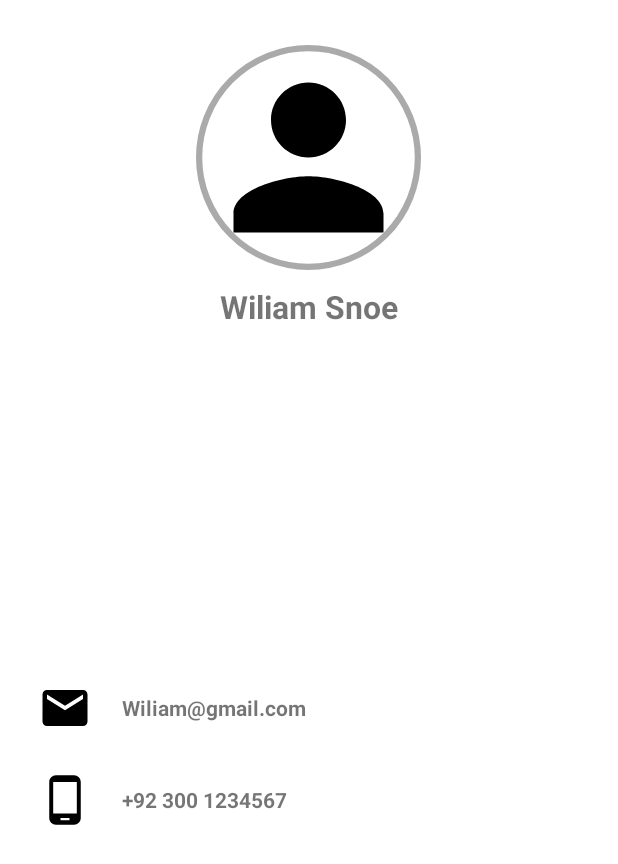
After one commit to jawad-aziz-farhad/InventoryOrders, an Android app: the layout profile.xml on its own in the app's theme, with its tools: preview values and no code run, on a phone screen of 412 x 824 dp. The commit adds this screen. Shown: the top 864 px of the screen. Run offline under Robolectric (Android 15) with nearby library versions, the phone set to English and light mode, and no system bars.

```diff
--- a/app/src/main/java/com/imFarhad/inventoryorders/activities/SliderMenu.java
+++ b/app/src/main/java/com/imFarhad/inventoryorders/activities/SliderMenu.java
@@ -32,6 +32,7 @@ import com.imFarhad.inventoryorders.app.Preferences;
 import com.imFarhad.inventoryorders.app.SessionManager;
 import com.imFarhad.inventoryorders.fragments.CategoriesFragment;
 import com.imFarhad.inventoryorders.fragments.NotificationFragment;
+import com.imFarhad.inventoryorders.fragments.OrdersFragment;
 import com.imFarhad.inventoryorders.fragments.PaymentFragment;
 import com.imFarhad.inventoryorders.fragments.ProductsFragment;
 import com.imFarhad.inventoryorders.fragments.ProfileFragment;
@@ -43,7 +44,7 @@ import org.json.JSONObject;
 
 public class SliderMenu extends AppCompatActivity {
 
-    private TextView notificationCount;
+    //private TextView notificationCount;
     private DrawerLayout drawer;
     private ActionBarDrawerToggle drawerToggle;
     private Toolbar toolbar;
@@ -84,9 +85,9 @@ public class SliderMenu extends AppCompatActivity {
         userName.setText(sessionManager.getName());
         userEmail.setText(sessionManager.getEmail());
 
-        notificationCount = (TextView) navigationView.getMenu().findItem(R.id.nav_notification).getActionView();
+        //notificationCount = (TextView) navigationView.getMenu().findItem(R.id.nav_notification).getActionView();
 
-        initializeDrawerMenu();
+        //initializeDrawerMenu();
 
         setupDrawerContent(navigationView);
 
@@ -116,12 +117,16 @@ public class SliderMenu extends AppCompatActivity {
             case R.id.nav_profile:
                 fragmentTransaction(new ProfileFragment() , menuItem);
                 break;
-            case R.id.nav_notification:
-                if(!Connectivity.isConnected(this) && (!Connectivity.isConnectedMobile(this) || !Connectivity.isConnectedWifi(this)))
-                    startActivity(new Intent(this, NetworkError.class));
-                else
-                    fragmentTransaction(new NotificationFragment() , menuItem);
+            case R.id.nav_orders:
+                fragmentTransaction(new OrdersFragment() , menuItem);
                 break;
+
+//            case R.id.nav_notification:
+//                if(!Connectivity.isConnected(this) && (!Connectivity.isConnectedMobile(this) || !Connectivity.isConnectedWifi(this)))
+//                    startActivity(new Intent(this, NetworkError.class));
+//                else
+//                    fragmentTransaction(new NotificationFragment() , menuItem);
+//                break;
             case R.id.nav_signout:
                 logOut(menuItem);
                 break;
@@ -161,13 +166,14 @@ public class SliderMenu extends AppCompatActivity {
             super.onBackPressed();
         }
     }
-
+    /*
     private void initializeDrawerMenu(){
         notificationCount.setGravity(Gravity.CENTER_VERTICAL);
         notificationCount.setTextColor(getResources().getColor(R.color.colorAccent));
         notificationCount.setTypeface(null , Typeface.BOLD);
         notificationCount.setText("0");
     }
+    */
 
     private void fragmentTransaction(Fragment fragment, MenuItem menuItem){
         // Insert the fragment by replacing any existing fragment
--- /dev/null
+++ b/app/src/main/java/com/imFarhad/inventoryorders/fragments/OrdersFragment.java
@@ -0,0 +1,27 @@
+package com.imFarhad.inventoryorders.fragments;
+
+import android.os.Bundle;
+import android.support.annotation.NonNull;
+import android.support.annotation.Nullable;
+import android.support.v4.app.Fragment;
+import android.view.LayoutInflater;
+import android.view.View;
+import android.view.ViewGroup;
+
+import com.imFarhad.inventoryorders.R;
+
+/**
+ * Created by Farhad on 12/10/2018.
+ */
+
+public class OrdersFragment extends Fragment {
+
+    @Nullable
+    @Override
+    public View onCreateView(@NonNull LayoutInflater inflater, @Nullable ViewGroup container, @Nullable Bundle savedInstanceState) {
+        View view = inflater.inflate(R.layout.orders, container, false);
+        return view;
+    }
+
+
+}
--- a/app/src/main/java/com/imFarhad/inventoryorders/fragments/ProfileFragment.java
+++ b/app/src/main/java/com/imFarhad/inventoryorders/fragments/ProfileFragment.java
@@ -7,6 +7,11 @@ import android.support.v4.app.Fragment;
 import android.view.LayoutInflater;
 import android.view.View;
 import android.view.ViewGroup;
+import android.widget.ImageView;
+import android.widget.TextView;
+
+import com.imFarhad.inventoryorders.R;
+import com.imFarhad.inventoryorders.app.SessionManager;
 
 /**
  * Created by Farhad on 17/09/2018.
@@ -14,9 +19,22 @@ import android.view.ViewGroup;
 
 public class ProfileFragment extends Fragment {
 
+    private TextView userName, userEmail;
+    private ImageView userImage;
+
     @Nullable
     @Override
     public View onCreateView(@NonNull LayoutInflater inflater, @Nullable ViewGroup container, @Nullable Bundle savedInstanceState) {
-        return super.onCreateView(inflater, container, savedInstanceState);
+        View view = inflater.inflate(R.layout.profile, container, false);
+
+        userName = (TextView)view.findViewById(R.id.profile_name);
+        userEmail= (TextView)view.findViewById(R.id.profile_email);
+        userImage= (ImageView) view.findViewById(R.id.profile_image);
+
+        SessionManager sessionManager = new SessionManager(getActivity());
+        userName.setText(sessionManager.getName());
+        userEmail.setText(sessionManager.getEmail());
+
+        return view;
     }
 }
--- /dev/null
+++ b/app/src/main/res/drawable/ic_email.xml
@@ -0,0 +1,9 @@
+<vector xmlns:android="http://schemas.android.com/apk/res/android"
+        android:width="24dp"
+        android:height="24dp"
+        android:viewportWidth="24.0"
+        android:viewportHeight="24.0">
+    <path
+        android:fillColor="#FF000000"
+        android:pathData="M20,4L4,4c-1.1,0 -1.99,0.9 -1.99,2L2,18c0,1.1 0.9,2 2,2h16c1.1,0 2,-0.9 2,-2L22,6c0,-1.1 -0.9,-2 -2,-2zM20,8l-8,5 -8,-5L4,6l8,5 8,-5v2z"/>
+</vector>
--- /dev/null
+++ b/app/src/main/res/drawable/ic_phone_android.xml
@@ -0,0 +1,9 @@
+<vector xmlns:android="http://schemas.android.com/apk/res/android"
+        android:width="24dp"
+        android:height="24dp"
+        android:viewportWidth="24.0"
+        android:viewportHeight="24.0">
+    <path
+        android:fillColor="#FF000000"
+        android:pathData="M16,1L8,1C6.34,1 5,2.34 5,4v16c0,1.66 1.34,3 3,3h8c1.66,0 3,-1.34 3,-3L19,4c0,-1.66 -1.34,-3 -3,-3zM14,21h-4v-1h4v1zM17.25,18L6.75,18L6.75,4h10.5v14z"/>
+</vector>
--- /dev/null
+++ b/app/src/main/res/drawable/profile_image.xml
@@ -0,0 +1,17 @@
+<?xml version="1.0" encoding="utf-8"?>
+<layer-list xmlns:android="http://schemas.android.com/apk/res/android" >
+    <item android:drawable="@drawable/ic_person" />
+    <item>
+        <shape android:shape="oval" android:padding="10dp" >
+            <corners
+                android:bottomRightRadius="5dp"
+                android:bottomLeftRadius="5dp"
+                android:topLeftRadius="5dp"
+                android:topRightRadius="5dp"
+                />
+            <stroke android:width="0.5dp" android:color="@android:color/darker_gray"/>
+        </shape>
+
+    </item>
+
+</layer-list>
--- /dev/null
+++ b/app/src/main/res/layout/orders.xml
@@ -0,0 +1,7 @@
+<?xml version="1.0" encoding="utf-8" ?>
+<LinearLayout
+    xmlns:android="http://schemas.android.com/apk/res/android"
+    android:layout_width="wrap_content"
+    android:layout_height="match_parent">
+
+</LinearLayout>
--- /dev/null
+++ b/app/src/main/res/layout/profile.xml
@@ -0,0 +1,101 @@
+<?xml version="1.0" encoding="utf-8"?>
+<LinearLayout xmlns:android="http://schemas.android.com/apk/res/android"
+    android:layout_width="match_parent"
+    android:layout_height="match_parent"
+    android:background="@android:color/background_light"
+    android:orientation="vertical"
+    android:weightSum="2">
+
+    <RelativeLayout
+        android:layout_width="match_parent"
+        android:layout_height="0dp"
+        android:layout_weight="1.2">
+
+        <LinearLayout
+            android:layout_width="match_parent"
+            android:layout_height="wrap_content"
+            android:orientation="vertical">
+
+            <ImageView
+                android:id="@+id/profile_image"
+                android:layout_marginTop="30dp"
+                android:layout_gravity="center_horizontal"
+                android:layout_width="150dp"
+                android:layout_height="150dp"
+                android:src="@drawable/profile_image"/>
+
+            <TextView
+                android:id="@+id/profile_name"
+                android:layout_marginTop="10dp"
+                android:layout_gravity="center_horizontal"
+                android:layout_width="wrap_content"
+                android:layout_height="wrap_content"
+                android:text="Wiliam Snoe"
+                android:textStyle="bold"
+                android:textSize="21sp"/>
+
+        </LinearLayout>
+
+    </RelativeLayout>
+
+    <LinearLayout
+        android:layout_width="match_parent"
+        android:layout_height="wrap_content"
+        android:layout_weight="1"
+        android:orientation="vertical"
+        android:layout_gravity="center"
+        android:layout_marginTop="45dp">
+
+        <LinearLayout
+            android:orientation="horizontal"
+            android:paddingLeft="25dp"
+            android:layout_width="match_parent"
+            android:layout_height="wrap_content">
+
+            <ImageView
+                android:layout_width="36dp"
+                android:layout_height="36dp"
+                android:src="@drawable/ic_email"/>
+
+            <TextView
+                android:id="@+id/profile_email"
+                android:textStyle="bold"
+                android:layout_gravity="center_vertical"
+                android:layout_width="wrap_content"
+                android:layout_height="wrap_content"
+                android:paddingLeft="20dp"
+                android:text="Wiliam@gmail.com"/>
+        </LinearLayout>
+
+        <LinearLayout
+            android:layout_marginTop="25dp"
+            android:orientation="horizontal"
+            android:paddingLeft="25dp"
+            android:layout_width="match_parent"
+            android:layout_height="wrap_content">
+
+            <ImageView
+                android:layout_width="36dp"
+                android:layout_height="36dp"
+                android:src="@drawable/ic_phone_android"/>
+
+            <TextView
+                android:id="@+id/profile_phone_num"
+                android:textStyle="bold"
+                android:layout_gravity="center_vertical"
+                android:layout_width="wrap_content"
+                android:layout_height="wrap_content"
+                android:paddingLeft="20dp"
+                android:text="+92 300 1234567"/>
+        </LinearLayout>
+
+    </LinearLayout>
+
+    <!--<Button-->
+        <!--android:textColor="#fff"-->
+        <!--android:layout_gravity="center_horizontal"-->
+        <!--android:layout_width="wrap_content"-->
+        <!--android:layout_height="wrap_content"-->
+        <!--android:text="Follow Me"/>-->
+
+</LinearLayout>
--- a/app/src/main/res/menu/activity_slider_menu_drawer.xml
+++ b/app/src/main/res/menu/activity_slider_menu_drawer.xml
@@ -23,12 +23,13 @@
         <item
             android:id="@+id/nav_orders"
             android:icon="@drawable/ic_history"
-            android:title="@string/settings" />
-        <item
-            android:id="@+id/nav_notification"
-            android:icon="@drawable/notification"
-            android:title="@string/notifications"
-            app:actionLayout="@layout/notification_counter"/>
+            android:title="@string/orders" />
+
+        <!--<item-->
+            <!--android:id="@+id/nav_notification"-->
+            <!--android:icon="@drawable/notification"-->
+            <!--android:title="@string/notifications"-->
+            <!--app:actionLayout="@layout/notification_counter"/>-->
     </group>
 
     <item android:title="@string/signing_off">
```
